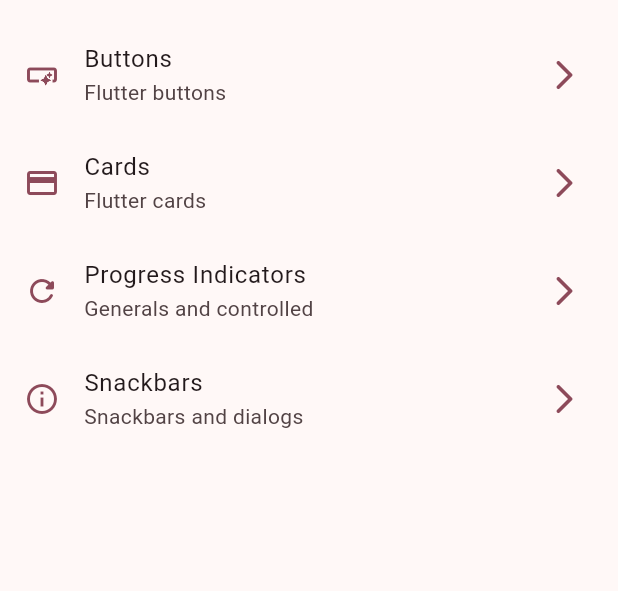
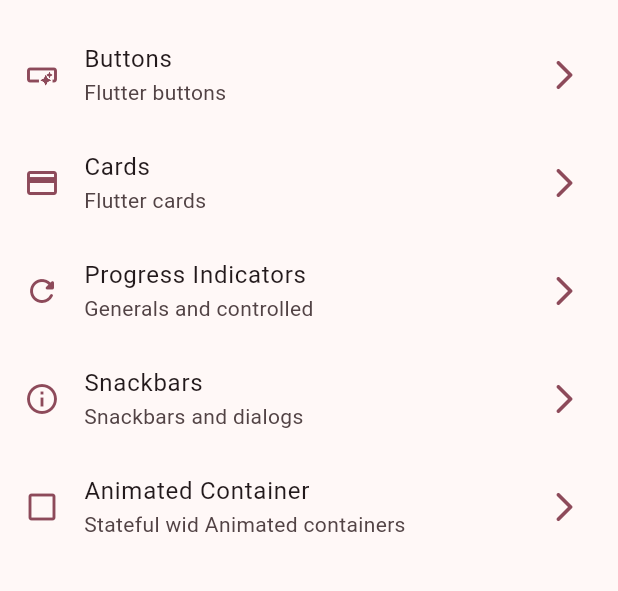
Before and after one commit to roquemolina/Flutter, a Flutter app: the screen it shows after launch, on a phone screen of 412 x 824 dp, the part 63-654 px from its top. Run offline on Flutter 3.47's test engine with Material 2 defaults, Android fonts, the phone set to English and light mode, and no system bars; our stand-ins replace animate_do, dio, go_router, video_player.

Commit message:
animated container

```diff
--- a/widgets_app/lib/config/menu/menu_items.dart
+++ b/widgets_app/lib/config/menu/menu_items.dart
@@ -39,4 +39,10 @@ const appMenuItems = <MenuItem>[
     link: '/snackbars',
     icon: Icons.info_outline,
   ),
+  MenuItem(
+    title:'Animated Container',
+    subTitle: 'Stateful wid Animated containers',
+    link: '/animated',
+    icon: Icons.check_box_outline_blank_outlined,
+  ),
 ];
--- a/widgets_app/lib/config/router/app_router.dart
+++ b/widgets_app/lib/config/router/app_router.dart
@@ -26,5 +26,9 @@ final appRouter = GoRouter(
       path: '/snackbars',
       builder: (context, state) => const SnackbarScreen(),
     ),
+    GoRoute(
+      path: '/animated',
+      builder: (context, state) => const AnimatedScreen(),
+    ),
   ],
 );
```
Also changed, not shown: widgets_app/lib/presentation/screens/animated/animated_screen.dart (+43 -2 lines).
